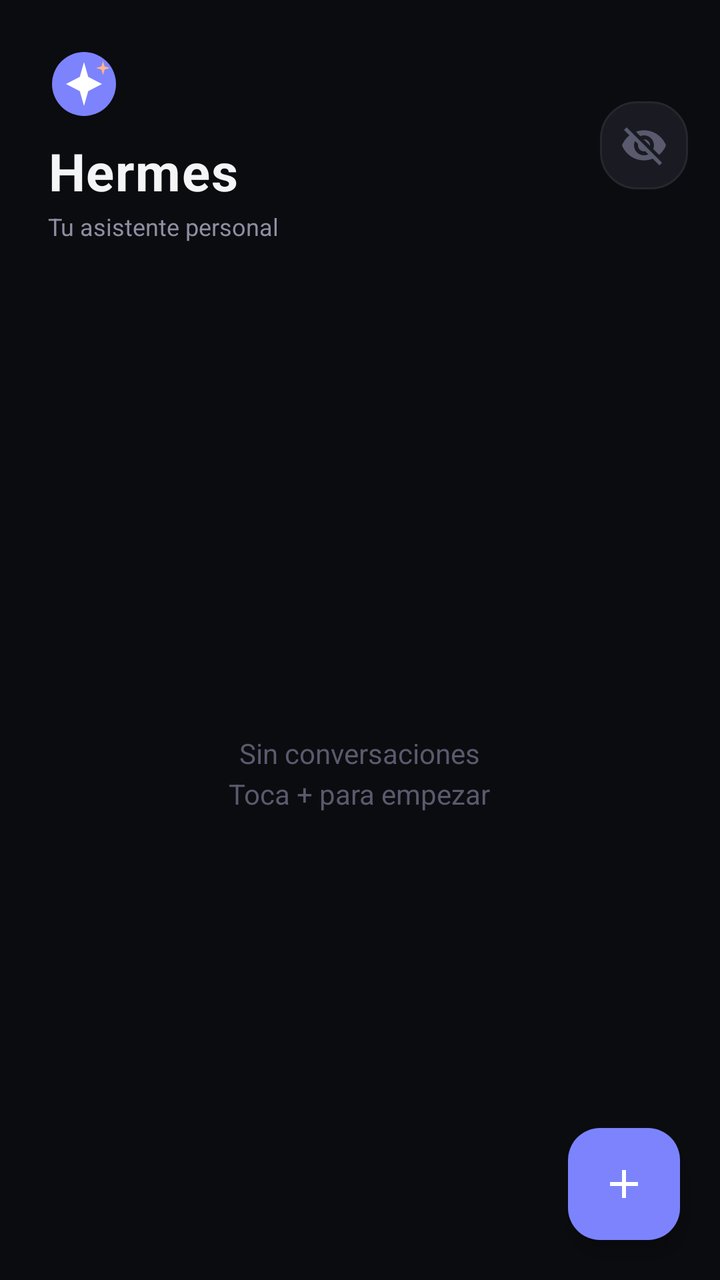
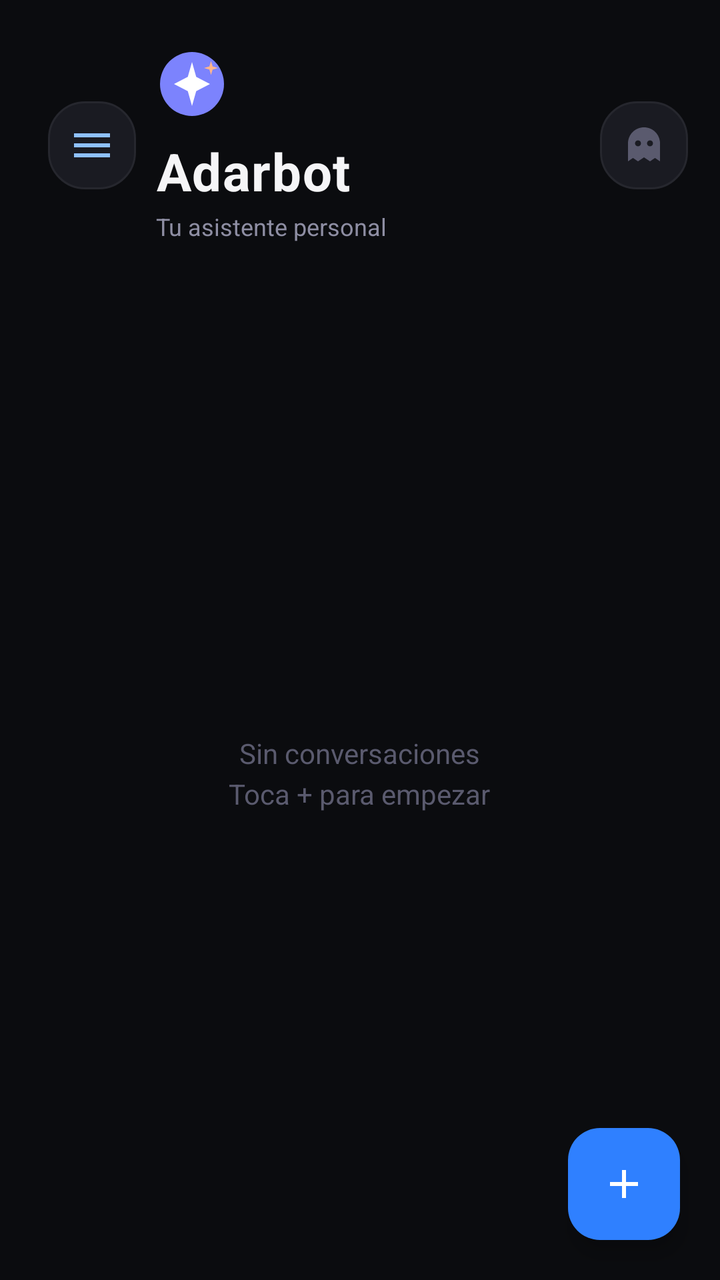

An Android layout rendered at two revisions. The XML below is the earlier revision; the diff shows what the commit changed to produce the second picture.
<!-- AndroidManifest.xml: application theme Theme.NemotronVoiceIME -->
<!-- res/layout/activity_chats.xml -->
<?xml version="1.0" encoding="utf-8"?>
<LinearLayout xmlns:android="http://schemas.android.com/apk/res/android"
    xmlns:app="http://schemas.android.com/apk/res-auto"
    android:layout_width="match_parent"
    android:layout_height="match_parent"
    android:background="#0B0C0F"
    android:orientation="vertical">

    <LinearLayout
        android:layout_width="match_parent"
        android:layout_height="wrap_content"
        android:gravity="center_vertical"
        android:orientation="horizontal"
        android:paddingLeft="24dp"
        android:paddingTop="24dp"
        android:paddingRight="16dp"
        android:paddingBottom="12dp">

        <LinearLayout
            android:layout_width="0dp"
            android:layout_height="wrap_content"
            android:layout_weight="1"
            android:orientation="vertical">

            <ImageView
                android:layout_width="36dp"
                android:layout_height="36dp"
                android:layout_marginBottom="8dp"
                android:src="@drawable/ic_hermes"
                android:contentDescription="Hermes" />

            <TextView
                android:layout_width="wrap_content"
                android:layout_height="wrap_content"
                android:text="Hermes"
                android:textColor="#F5F5F7"
                android:textSize="26sp"
                android:textStyle="bold"
                android:letterSpacing="0.02" />

            <TextView
                android:layout_width="wrap_content"
                android:layout_height="wrap_content"
                android:layout_marginTop="2dp"
                android:text="Tu asistente personal"
                android:textColor="#8E8EA3"
                android:textSize="12sp" />
        </LinearLayout>

        <ImageButton
            android:id="@+id/incognitoBtn"
            android:layout_width="44dp"
            android:layout_height="44dp"
            android:background="@drawable/bg_chip"
            android:contentDescription="Modo incognito"
            android:src="@drawable/ic_mask"
            android:tint="#5A5A6E"
            android:padding="10dp" />
    </LinearLayout>

    <FrameLayout
        android:layout_width="match_parent"
        android:layout_height="0dp"
        android:layout_weight="1">

        <androidx.recyclerview.widget.RecyclerView
            android:id="@+id/recyclerChats"
            android:layout_width="match_parent"
            android:layout_height="match_parent"
            android:clipToPadding="false"
            android:paddingBottom="96dp" />

        <TextView
            android:id="@+id/emptyView"
            android:layout_width="wrap_content"
            android:layout_height="wrap_content"
            android:layout_gravity="center"
            android:gravity="center"
            android:lineSpacingExtra="4dp"
            android:text="Sin conversaciones\nToca + para empezar"
            android:textColor="#5A5A6E"
            android:textSize="14sp" />

        <com.google.android.material.floatingactionbutton.FloatingActionButton
            android:id="@+id/fabNew"
            android:layout_width="wrap_content"
            android:layout_height="wrap_content"
            android:layout_gravity="end|bottom"
            android:layout_margin="20dp"
            android:contentDescription="Nueva conversacion"
            android:src="@drawable/ic_plus"
            app:backgroundTint="#7C83FD"
            app:tint="#FFFFFF" />
    </FrameLayout>
</LinearLayout>
<!-- resources referenced by this layout -->
<resources>
  <!-- drawable bg_chip (drawable) -->
  <shape xmlns:android="http://schemas.android.com/apk/res/android"
      android:shape="rectangle">
      <solid android:color="#1A1B22" />
      <stroke android:width="1dp" android:color="#26272E" />
      <corners android:radius="18dp" />
  </shape>
  <!-- drawable ic_hermes (drawable) -->
  <vector xmlns:android="http://schemas.android.com/apk/res/android" android:width="36dp" android:height="36dp" android:viewportWidth="36" android:viewportHeight="36">
      <path android:fillColor="#7C83FD" android:pathData="M18,2A16,16 0,1 0,18 34A16,16 0,1 0,18 2" />
      <path android:fillColor="#FFFFFF" android:pathData="M18,7L20.1,14.4 27,18 20.1,21.6 18,29 15.9,21.6 9,18 15.9,14.4z" />
      <path android:fillColor="#FFB58C" android:pathData="M27.5,6.5L28.3,9.2 31,10 28.3,10.8 27.5,13.5 26.7,10.8 24,10 26.7,9.2z" />
  </vector>
  <!-- drawable ic_mask (drawable) -->
  <vector xmlns:android="http://schemas.android.com/apk/res/android"
      android:width="24dp"
      android:height="24dp"
      android:viewportWidth="24"
      android:viewportHeight="24">
      <path
          android:fillColor="#FFFFFFFF"
          android:pathData="M12,7c2.76,0 5,2.24 5,5 0,0.65 -0.13,1.26 -0.36,1.83l2.92,2.92c1.51,-1.26 2.7,-2.89 3.43,-4.75 -1.73,-4.39 -6,-7.5 -11,-7.5 -1.4,0 -2.74,0.25 -3.98,0.7l2.16,2.16C10.74,7.13 11.35,7 12,7zM2,4.27l2.28,2.28 0.46,0.46C3.08,8.3 1.78,10.02 1,12c1.73,4.39 6,7.5 11,7.5 1.55,0 3.03,-0.3 4.38,-0.84l0.42,0.42L19.73,22 21,20.73 3.27,3 2,4.27zM7.53,9.8l1.55,1.55c-0.05,0.21 -0.08,0.43 -0.08,0.65 0,1.66 1.34,3 3,3 0.22,0 0.44,-0.03 0.65,-0.08l1.55,1.55c-0.67,0.33 -1.41,0.53 -2.2,0.53 -2.76,0 -5,-2.24 -5,-5 0,-0.79 0.2,-1.53 0.53,-2.2zM11.84,9.02l3.15,3.15 0.02,-0.16c0,-1.66 -1.34,-3 -3,-3l-0.17,0.01z" />
  </vector>
  <!-- drawable ic_plus (drawable) -->
  <vector xmlns:android="http://schemas.android.com/apk/res/android"
      android:width="24dp"
      android:height="24dp"
      android:viewportWidth="24"
      android:viewportHeight="24">
      <path
          android:fillColor="#FFFFFFFF"
          android:pathData="M19,13h-6v6h-2v-6L5,13v-2h6L11,5h2v6h6v2z" />
  </vector>
  <style name="Theme.NemotronVoiceIME" parent="Theme.Material3.DayNight.NoActionBar">
          <item name="colorPrimary">@color/accent</item>
          <item name="colorPrimaryVariant">@color/accent_dark</item>
          <item name="colorOnPrimary">@color/text_light</item>
          <item name="android:statusBarColor">@color/bg_primary</item>
      </style>
  <color name="accent">#76B900</color>
  <color name="accent_dark">#5A8C00</color>
  <color name="text_light">#FFFFFF</color>
  <color name="bg_primary">#1A1A2E</color>
</resources>

<!-- the commit's change to res/layout/activity_chats.xml (unified diff, before → after) -->
@@ -16,6 +16,17 @@
         android:paddingRight="16dp"
         android:paddingBottom="12dp">
 
+        <ImageButton
+            android:id="@+id/menuBtn"
+            android:layout_width="44dp"
+            android:layout_height="44dp"
+            android:layout_marginRight="10dp"
+            android:background="@drawable/bg_chip"
+            android:contentDescription="Menu de Adarbot"
+            android:padding="10dp"
+            android:src="@drawable/ic_menu"
+            android:tint="#8FC1FF" />
+
         <LinearLayout
             android:layout_width="0dp"
             android:layout_height="wrap_content"
@@ -27,12 +38,12 @@
                 android:layout_height="36dp"
                 android:layout_marginBottom="8dp"
                 android:src="@drawable/ic_hermes"
-                android:contentDescription="Hermes" />
+                android:contentDescription="Adarbot" />
 
             <TextView
                 android:layout_width="wrap_content"
                 android:layout_height="wrap_content"
-                android:text="Hermes"
+                android:text="Adarbot"
                 android:textColor="#F5F5F7"
                 android:textSize="26sp"
                 android:textStyle="bold"
@@ -53,7 +64,7 @@
             android:layout_height="44dp"
             android:background="@drawable/bg_chip"
             android:contentDescription="Modo incognito"
-            android:src="@drawable/ic_mask"
+            android:src="@drawable/ic_ghost"
             android:tint="#5A5A6E"
             android:padding="10dp" />
     </LinearLayout>
@@ -89,7 +100,7 @@
             android:layout_margin="20dp"
             android:contentDescription="Nueva conversacion"
             android:src="@drawable/ic_plus"
-            app:backgroundTint="#7C83FD"
+            app:backgroundTint="#2F80FF"
             app:tint="#FFFFFF" />
     </FrameLayout>
 </LinearLayout>
<!-- resource entries referenced after the edit -->
@@ -7,21 +7,19 @@
       <stroke android:width="1dp" android:color="#26272E" />
       <corners android:radius="18dp" />
   </shape>
+  <!-- drawable ic_ghost (drawable) -->
+  <vector xmlns:android="http://schemas.android.com/apk/res/android" android:width="24dp" android:height="24dp" android:viewportWidth="24" android:viewportHeight="24">
+      <path android:fillColor="#FFFFFFFF" android:pathData="M12,3C7.58,3 4,6.58 4,11v9l2.5,-1.7L9,20l3,-2 3,2 2.5,-1.7L20,20v-9c0,-4.42 -3.58,-8 -8,-8zM9,12.5c-0.83,0 -1.5,-0.67 -1.5,-1.5S8.17,9.5 9,9.5s1.5,0.67 1.5,1.5S9.83,12.5 9,12.5zM15,12.5c-0.83,0 -1.5,-0.67 -1.5,-1.5S14.17,9.5 15,9.5s1.5,0.67 1.5,1.5S15.83,12.5 15,12.5z" />
+  </vector>
   <!-- drawable ic_hermes (drawable) -->
   <vector xmlns:android="http://schemas.android.com/apk/res/android" android:width="36dp" android:height="36dp" android:viewportWidth="36" android:viewportHeight="36">
       <path android:fillColor="#7C83FD" android:pathData="M18,2A16,16 0,1 0,18 34A16,16 0,1 0,18 2" />
       <path android:fillColor="#FFFFFF" android:pathData="M18,7L20.1,14.4 27,18 20.1,21.6 18,29 15.9,21.6 9,18 15.9,14.4z" />
       <path android:fillColor="#FFB58C" android:pathData="M27.5,6.5L28.3,9.2 31,10 28.3,10.8 27.5,13.5 26.7,10.8 24,10 26.7,9.2z" />
   </vector>
-  <!-- drawable ic_mask (drawable) -->
-  <vector xmlns:android="http://schemas.android.com/apk/res/android"
-      android:width="24dp"
-      android:height="24dp"
-      android:viewportWidth="24"
-      android:viewportHeight="24">
-      <path
-          android:fillColor="#FFFFFFFF"
-          android:pathData="M12,7c2.76,0 5,2.24 5,5 0,0.65 -0.13,1.26 -0.36,1.83l2.92,2.92c1.51,-1.26 2.7,-2.89 3.43,-4.75 -1.73,-4.39 -6,-7.5 -11,-7.5 -1.4,0 -2.74,0.25 -3.98,0.7l2.16,2.16C10.74,7.13 11.35,7 12,7zM2,4.27l2.28,2.28 0.46,0.46C3.08,8.3 1.78,10.02 1,12c1.73,4.39 6,7.5 11,7.5 1.55,0 3.03,-0.3 4.38,-0.84l0.42,0.42L19.73,22 21,20.73 3.27,3 2,4.27zM7.53,9.8l1.55,1.55c-0.05,0.21 -0.08,0.43 -0.08,0.65 0,1.66 1.34,3 3,3 0.22,0 0.44,-0.03 0.65,-0.08l1.55,1.55c-0.67,0.33 -1.41,0.53 -2.2,0.53 -2.76,0 -5,-2.24 -5,-5 0,-0.79 0.2,-1.53 0.53,-2.2zM11.84,9.02l3.15,3.15 0.02,-0.16c0,-1.66 -1.34,-3 -3,-3l-0.17,0.01z" />
+  <!-- drawable ic_menu (drawable) -->
+  <vector xmlns:android="http://schemas.android.com/apk/res/android" android:width="24dp" android:height="24dp" android:viewportWidth="24" android:viewportHeight="24">
+      <path android:fillColor="#FFFFFFFF" android:pathData="M3,18h18v-2H3v2zM3,13h18v-2H3v2zM3,6v2h18V6H3z" />
   </vector>
   <!-- drawable ic_plus (drawable) -->
   <vector xmlns:android="http://schemas.android.com/apk/res/android"
